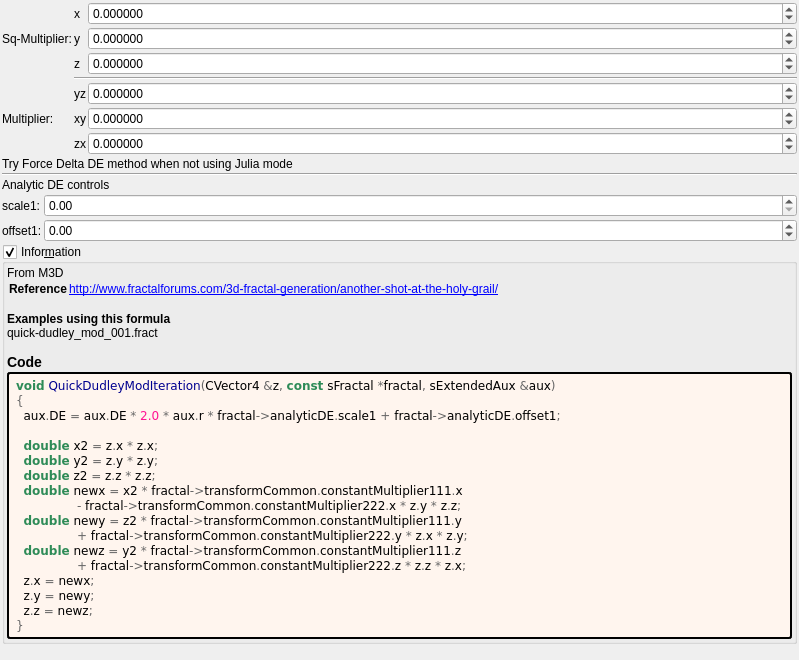
Old version of the form mandelbulber2/deploy/share/mandelbulber2/formula/ui/quick_dudley_mod.ui in the repository irinox-ctrl/mandelbulber2.
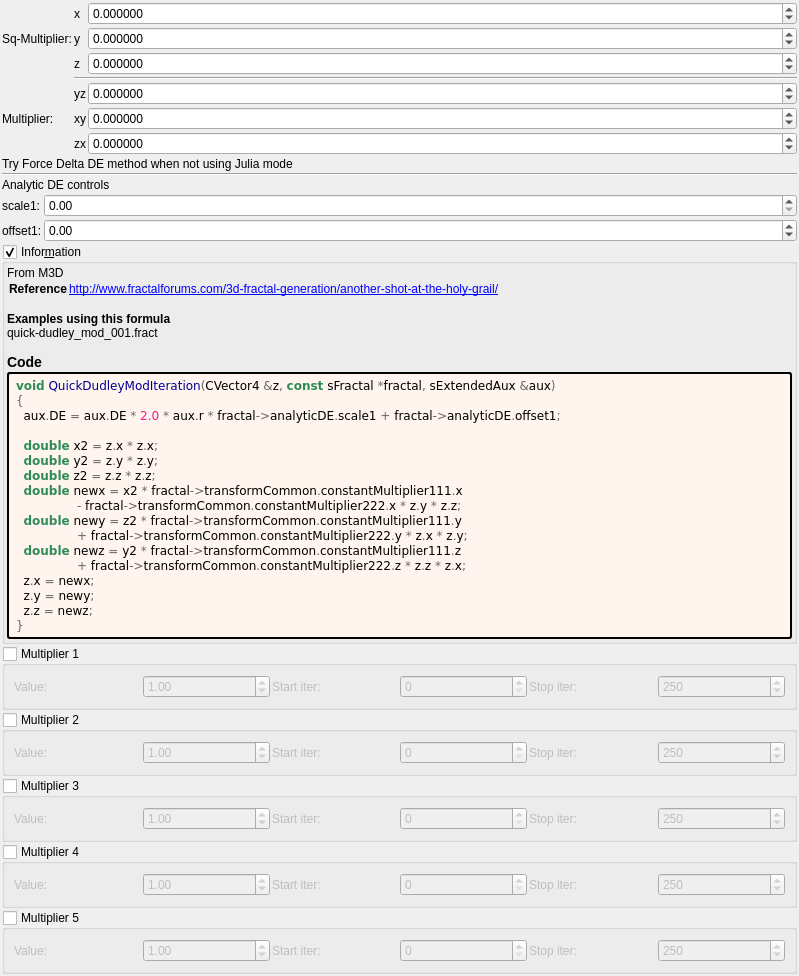
New version of the form. Custom widgets are drawn as their Qt base class.

Commit message:
feat: add 5 general-purpose multipliers to all 1007 fractal formulas
Each multiplier has:
- Checkbox (OFF by default)
- Value spinbox (default 1.0, range -100 to 100)
- Iteration start/stop range

Logic: z *= value; DE *= |value|;

Uses existing transformCommon parameters:
- Checkboxes: functionEnabledBx/By/Bz/Bw/CzFalse
- Values: scale4/5/6/8/16
- Ranges: startIterationsB-F/stopIterationsB-F

Modified 1007 .cpp (CPU), 1006 .cl (GPU), 1023 .ui files.
Both source (formula/) and deploy (deploy/share/) copies updated.

What changed in the file:
```diff
--- a/mandelbulber2/deploy/share/mandelbulber2/formula/ui/quick_dudley_mod.ui
+++ b/mandelbulber2/deploy/share/mandelbulber2/formula/ui/quick_dudley_mod.ui
@@ -453,6 +453,192 @@
      </layout>
     </widget>
    </item>
+   <item>
+    <widget class="MyGroupBox" name="groupCheck_transf_function_enabledBx_false">
+     <property name="title"><string>Multiplier 1</string></property>
+     <property name="checkable"><bool>true</bool></property>
+     <property name="checked"><bool>false</bool></property>
+     <layout class="QGridLayout" name="gridLayout_mult1">
+      <property name="spacing"><number>2</number></property>
+      <item row="0" column="0">
+       <widget class="QLabel"><property name="text"><string>Value:</string></property></widget>
+      </item>
+      <item row="0" column="1">
+       <widget class="MyDoubleSpinBox" name="spinbox_transf_scale_4">
+        <property name="minimum"><double>-100.0</double></property><property name="maximum"><double>100.0</double></property>
+        <property name="singleStep"><double>0.01</double></property><property name="value"><double>1.0</double></property>
+       </widget>
+      </item>
+      <item row="0" column="2">
+       <widget class="QLabel"><property name="text"><string>Start iter:</string></property></widget>
+      </item>
+      <item row="0" column="3">
+       <widget class="MySpinBox" name="spinboxInt_transf_start_iterations_B">
+        <property name="minimum"><number>0</number></property><property name="maximum"><number>10000</number></property>
+        <property name="value"><number>0</number></property>
+       </widget>
+      </item>
+      <item row="0" column="4">
+       <widget class="QLabel"><property name="text"><string>Stop iter:</string></property></widget>
+      </item>
+      <item row="0" column="5">
+       <widget class="MySpinBox" name="spinboxInt_transf_stop_iterations_B">
+        <property name="minimum"><number>0</number></property><property name="maximum"><number>10000</number></property>
+        <property name="value"><number>250</number></property>
+       </widget>
+      </item>
+     </layout>
+    </widget>
+   </item>
+   <item>
+    <widget class="MyGroupBox" name="groupCheck_transf_function_enabledBy_false">
+     <property name="title"><string>Multiplier 2</string></property>
+     <property name="checkable"><bool>true</bool></property>
+     <property name="checked"><bool>false</bool></property>
+     <layout class="QGridLayout" name="gridLayout_mult2">
+      <property name="spacing"><number>2</number></property>
+      <item row="0" column="0">
+       <widget class="QLabel"><property name="text"><string>Value:</string></property></widget>
+      </item>
+      <item row="0" column="1">
+       <widget class="MyDoubleSpinBox" name="spinbox_transf_scale_5">
+        <property name="minimum"><double>-100.0</double></property><property name="maximum"><double>100.0</double></property>
+        <property name="singleStep"><double>0.01</double></property><property name="value"><double>1.0</double></property>
+       </widget>
+      </item>
+      <item row="0" column="2">
+       <widget class="QLabel"><property name="text"><string>Start iter:</string></property></widget>
+      </item>
+      <item row="0" column="3">
+       <widget class="MySpinBox" name="spinboxInt_transf_start_iterations_C">
+        <property name="minimum"><number>0</number></property><property name="maximum"><number>10000</number></property>
+        <property name="value"><number>0</number></property>
+       </widget>
+      </item>
+      <item row="0" column="4">
+       <widget class="QLabel"><property name="text"><string>Stop iter:</string></property></widget>
+      </item>
+      <item row="0" column="5">
+       <widget class="MySpinBox" name="spinboxInt_transf_stop_iterations_C">
+        <property name="minimum"><number>0</number></property><property name="maximum"><number>10000</number></property>
+        <property name="value"><number>250</number></property>
+       </widget>
+      </item>
+     </layout>
+    </widget>
+   </item>
+   <item>
+    <widget class="MyGroupBox" name="groupCheck_transf_function_enabledBz_false">
+     <property name="title"><string>Multiplier 3</string></property>
+     <property name="checkable"><bool>true</bool></property>
+     <property name="checked"><bool>false</bool></property>
+     <layout class="QGridLayout" name="gridLayout_mult3">
+      <property name="spacing"><number>2</number></property>
+      <item row="0" column="0">
+       <widget class="QLabel"><property name="text"><string>Value:</string></property></widget>
+      </item>
+      <item row="0" column="1">
+       <widget class="MyDoubleSpinBox" name="spinbox_transf_scale_6">
+        <property name="minimum"><double>-100.0</double></property><property name="maximum"><double>100.0</double></property>
+        <property name="singleStep"><double>0.01</double></property><property name="value"><double>1.0</double></property>
+       </widget>
+      </item>
+      <item row="0" column="2">
+       <widget class="QLabel"><property name="text"><string>Start iter:</string></property></widget>
+      </item>
+      <item row="0" column="3">
+       <widget class="MySpinBox" name="spinboxInt_transf_start_iterations_D">
+        <property name="minimum"><number>0</number></property><property name="maximum"><number>10000</number></property>
+        <property name="value"><number>0</number></property>
+       </widget>
+      </item>
+      <item row="0" column="4">
+       <widget class="QLabel"><property name="text"><string>Stop iter:</string></property></widget>
+      </item>
+      <item row="0" column="5">
+       <widget class="MySpinBox" name="spinboxInt_transf_stop_iterations_D">
+        <property name="minimum"><number>0</number></property><property name="maximum"><number>10000</number></property>
+        <property name="value"><number>250</number></property>
+       </widget>
+      </item>
+     </layout>
+    </widget>
+   </item>
+   <item>
+    <widget class="MyGroupBox" name="groupCheck_transf_function_enabledBw_false">
+     <property name="title"><string>Multiplier 4</string></property>
+     <property name="checkable"><bool>true</bool></property>
+     <property name="checked"><bool>false</bool></property>
+     <layout class="QGridLayout" name="gridLayout_mult4">
+      <property name="spacing"><number>2</number></property>
+      <item row="0" column="0">
+       <widget class="QLabel"><property name="text"><string>Value:</string></property></widget>
+      </item>
+      <item row="0" column="1">
+       <widget class="MyDoubleSpinBox" name="spinbox_transf_scale_8">
+        <property name="minimum"><double>-100.0</double></property><property name="maximum"><double>100.0</double></property>
+        <property name="singleStep"><double>0.01</double></property><property name="value"><double>1.0</double></property>
+       </widget>
+      </item>
+      <item row="0" column="2">
+       <widget class="QLabel"><property name="text"><string>Start iter:</string></property></widget>
+      </item>
+      <item row="0" column="3">
+       <widget class="MySpinBox" name="spinboxInt_transf_start_iterations_E">
+        <property name="minimum"><number>0</number></property><property name="maximum"><number>10000</number></property>
+        <property name="value"><number>0</number></property>
+       </widget>
+      </item>
+      <item row="0" column="4">
+       <widget class="QLabel"><property name="text"><string>Stop iter:</string></property></widget>
+      </item>
+      <item row="0" column="5">
+       <widget class="MySpinBox" name="spinboxInt_transf_stop_iterations_E">
+        <property name="minimum"><number>0</number></property><property name="maximum"><number>10000</number></property>
+        <property name="value"><number>250</number></property>
+       </widget>
+      </item>
+     </layout>
+    </widget>
+   </item>
+   <item>
+    <widget class="MyGroupBox" name="groupCheck_transf_function_enabledCz_false">
+     <property name="title"><string>Multiplier 5</string></property>
+     <property name="checkable"><bool>true</bool></property>
+     <property name="checked"><bool>false</bool></property>
+     <layout class="QGridLayout" name="gridLayout_mult5">
+      <property name="spacing"><number>2</number></property>
+      <item row="0" column="0">
+       <widget class="QLabel"><property name="text"><string>Value:</string></property></widget>
+      </item>
+      <item row="0" column="1">
+       <widget class="MyDoubleSpinBox" name="spinbox_transf_scale_16">
+        <property name="minimum"><double>-100.0</double></property><property name="maximum"><double>100.0</double></property>
+        <property name="singleStep"><double>0.01</double></property><property name="value"><double>1.0</double></property>
+       </widget>
+      </item>
+      <item row="0" column="2">
+       <widget class="QLabel"><property name="text"><string>Start iter:</string></property></widget>
+      </item>
+      <item row="0" column="3">
+       <widget class="MySpinBox" name="spinboxInt_transf_start_iterations_F">
+        <property name="minimum"><number>0</number></property><property name="maximum"><number>10000</number></property>
+        <property name="value"><number>0</number></property>
+       </widget>
+      </item>
+      <item row="0" column="4">
+       <widget class="QLabel"><property name="text"><string>Stop iter:</string></property></widget>
+      </item>
+      <item row="0" column="5">
+       <widget class="MySpinBox" name="spinboxInt_transf_stop_iterations_F">
+        <property name="minimum"><number>0</number></property><property name="maximum"><number>10000</number></property>
+        <property name="value"><number>250</number></property>
+       </widget>
+      </item>
+     </layout>
+    </widget>
+   </item>
+
    <item>
     <spacer name="verticalSpacer">
      <property name="orientation">
@@ -480,6 +666,11 @@
    <extends>QDoubleSpinBox</extends>
    <header>my_double_spin_box.h</header>
   </customwidget>
+   <customwidget>
+   <class>MySpinBox</class>
+   <extends>QSpinBox</extends>
+   <header>my_spin_box.h</header>
+  </customwidget>
  </customwidgets>
  <tabstops>
   <tabstop>spinbox3_transf_constant_multiplier_111_x</tabstop>
```
The commit also changes 3972 other files.
